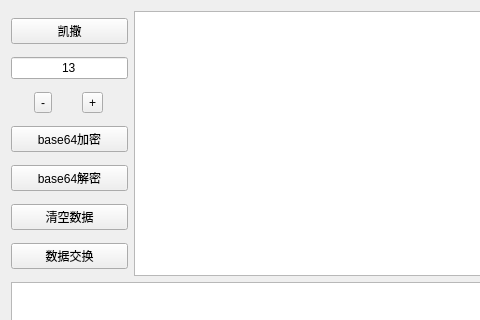
Old version of the form pass_tool/gui.ui in the repository jerrita/ctf_tools; both pictures show x 0 to 480 and y 0 to 320 of the 960 by 577 pixel window.
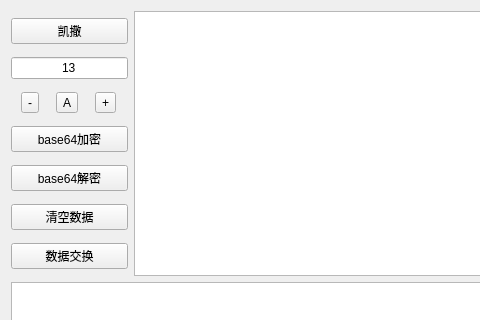
New version of the form. Icons and pictures are not drawn.

Commit message: Pass_tool v1.2.2更新 新增 全局凯撒

```diff
--- a/pass_tool/gui.ui
+++ b/pass_tool/gui.ui
@@ -59,6 +59,13 @@
              </property>
             </widget>
            </item>
+           <item>
+            <widget class="QToolButton" name="allButton">
+             <property name="text">
+              <string>A</string>
+             </property>
+            </widget>
+           </item>
            <item>
             <widget class="QToolButton" name="plusBtn">
              <property name="text">
```
Left out of the diff: 19 changed lines with no effect on the pictures. The commit also changes 2 other files.
